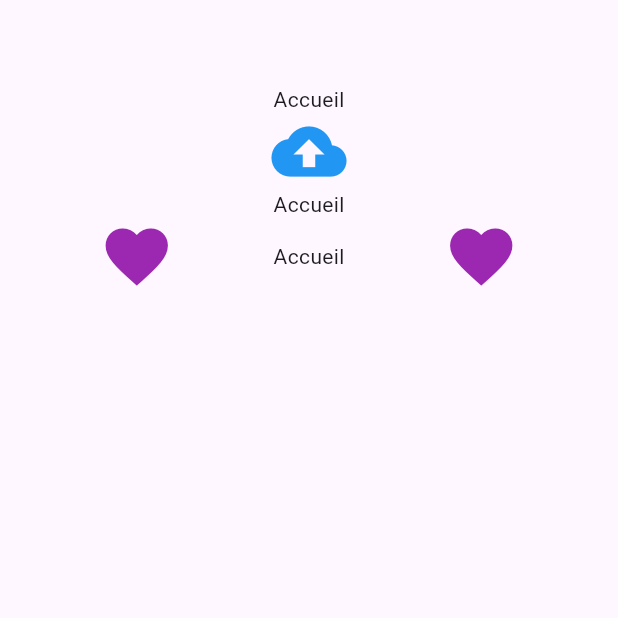
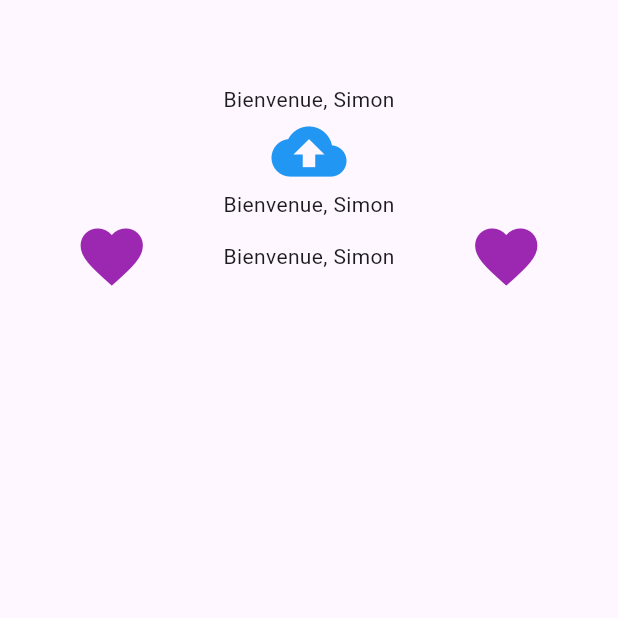
Before and after one commit to OmeletteDeicide/flutter_training_1, a Flutter app: the screen it shows after launch, on a phone screen of 412 x 824 dp, the top half of it. Run offline on Flutter 3.47's test engine with Material 3 defaults, Android fonts, the light colour scheme and no system bars.

```diff
--- a/lib/main.dart
+++ b/lib/main.dart
@@ -14,38 +14,40 @@ class MainApp extends StatelessWidget {
         primarySwatch: Colors.blue,
         visualDensity: VisualDensity.adaptivePlatformDensity,
       ),
-      home: Accueil(),
+      home: Accueil('Simon'),
     );
   }
 }
 
 
 class Accueil extends StatelessWidget {
+  final String _title;
+  Accueil(this._title);
   @override
   Widget build(BuildContext context) {
     return Scaffold(
       appBar:  AppBar(),
-      body: const Column(
+      body: Column(
         children: [
-          Text('Accueil'),
-          Icon(
+          Text('Bienvenue, $_title'),
+          const Icon(
             Icons.backup,
             color: Colors.blue,
             size: 50.0,
             semanticLabel: "Upload to cloud", // Pemet de donner une description à l'icone pour les personnes malvoyantes
           ),
-          Text('Accueil'),
+          Text('Bienvenue, $_title'),
           Row(
             mainAxisAlignment: MainAxisAlignment.spaceEvenly,
             children: [
-              Icon(
+              const Icon(
                 Icons.favorite,
                 color: Colors.purple,
                 size: 50.0,
                 semanticLabel: "Heart icon",
               ),
-              Text('Accueil'),
-              Icon(
+              Text('Bienvenue, $_title'),
+              const Icon(
                 Icons.favorite,
                 color: Colors.purple,
                 size: 50.0,
```
